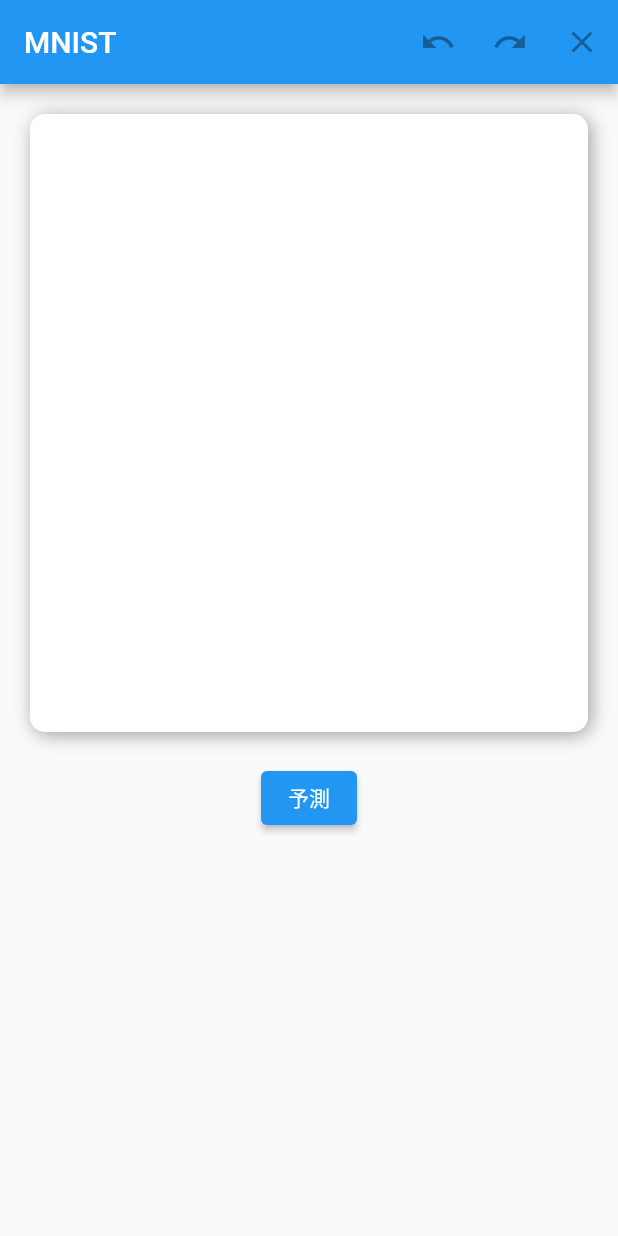
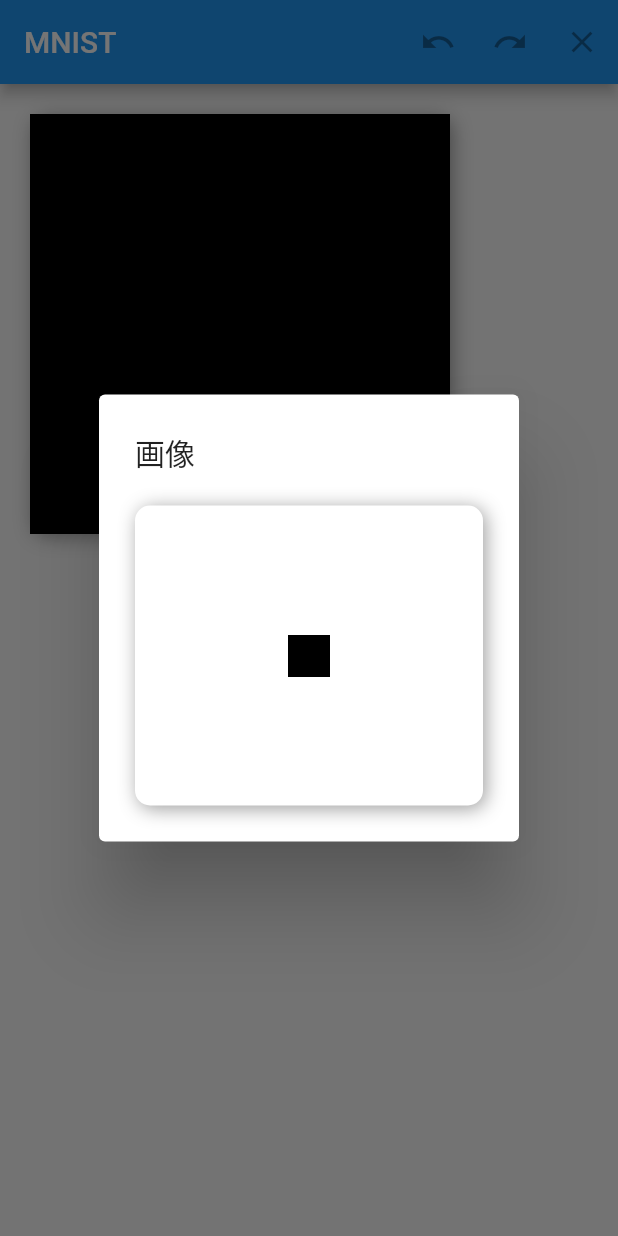
Before and after one commit to toyoshin5/mnist, a Flutter app: the screen it shows after launch, after a tap on "予測", on a phone screen of 412 x 824 dp. Run offline on Flutter 3.47's test engine with Material 2 defaults, Android fonts, the phone set to English and light mode, and no system bars; missing offline and left inert: pytorch_mobile.

Commit message:
できた

```diff
--- a/lib/main.dart
+++ b/lib/main.dart
@@ -14,6 +14,8 @@ import 'package:pytorch_mobile/model.dart';
 import 'package:pytorch_mobile/pytorch_mobile.dart';
 import 'dart:async';
 import 'package:path_provider/path_provider.dart';
+
+import 'modelEx.dart';
 
 void main() {
   WidgetsFlutterBinding.ensureInitialized();
@@ -57,7 +59,7 @@ class _MyHomePageState extends State<MyHomePage> {
   bool isDrawing = false;
   bool isOldDrawing = false;
   bool showPallet = true;
-  ui.Image? image;
+  ui.Image? uiimage;
 
   // ジェスチャー移動を検知
   void moveGestureDetector(Offset localPosition) {
@@ -108,29 +110,29 @@ class _MyHomePageState extends State<MyHomePage> {
   Future<void> setOldImage() async {
     final recorder = ui.PictureRecorder();
     final canvas = Canvas(recorder);
+    canvas.drawColor(Colors.black, BlendMode.color);
     final p = Paint()
       ..isAntiAlias = true
       ..strokeCap = StrokeCap.round
       ..strokeWidth = 25.0; // 線の太さ
-    if (image != null) {
-      canvas.drawImage(image!, const Offset(0, 0), p);
+    if (uiimage != null) {
+      canvas.drawImage(uiimage!, const Offset(0, 0), p);
     }
     for (int i = 1; i < nowPoints.length; i++) {
       Offset p1 = nowPoints[i - 1];
       Offset p2 = nowPoints[i];
-      p.color = Colors.black;
+      p.color = Colors.white;
       canvas.drawLine(p1, p2, p);
     }
     final picture = recorder.endRecording();
-    var canvasSize = min(MediaQuery.of(context).size.width,
-        MediaQuery.of(context).size.height / 2);
+    var canvasSize = 280;
     int w = canvasSize.toInt();
     int h = canvasSize.toInt();
     ui.Image tmp = await picture.toImage(w, h);
     //tmpの解像度を28*28に変更
     ui.Image tmp2 = await resizeImage(tmp);
     setState(() {
-      image = tmp;
+      uiimage = tmp;
     });
   }
 
@@ -138,6 +140,7 @@ class _MyHomePageState extends State<MyHomePage> {
   Future<void> setAllImage() async {
     final recorder = ui.PictureRecorder();
     final canvas = Canvas(recorder);
+    canvas.drawColor(Colors.black, BlendMode.color);
     final p = Paint()
       ..isAntiAlias = true
       ..strokeCap = StrokeCap.round
@@ -148,21 +151,20 @@ class _MyHomePageState extends State<MyHomePage> {
       for (int j = 1; j < l.points.length; j++) {
         Offset p1 = l.points[j - 1];
         Offset p2 = l.points[j];
-        p.color = Colors.black;
+        p.color = Colors.white;
         canvas.drawLine(p1, p2, p);
       }
     }
 
     final picture = recorder.endRecording();
-    var canvasSize = min(MediaQuery.of(context).size.width,
-        MediaQuery.of(context).size.height / 2);
+    var canvasSize = 280;
     int w = canvasSize.toInt();
     int h = canvasSize.toInt();
     ui.Image tmp = await picture.toImage(w, h);
     //tmpの解像度を28*28に変更
     ui.Image tmp2 = await resizeImage(tmp);
     setState(() {
-      image = tmp;
+      uiimage = tmp;
     });
   }
 
@@ -183,7 +185,7 @@ class _MyHomePageState extends State<MyHomePage> {
   // 描画を全てクリアする
   void _tapClear() {
     setState(() {
-      image = null;
+      uiimage = null;
       lines.clear();
       nowPoints.clear();
       undoLines.clear();
@@ -242,8 +244,7 @@ class _MyHomePageState extends State<MyHomePage> {
   //====================================ページ部分===================================
   @override
   Widget build(BuildContext context) {
-    var canvasSize = min(MediaQuery.of(context).size.width,
-        MediaQuery.of(context).size.height / 2);
+    var canvasSize = 280.0;
     return Scaffold(
       primary: false,
       appBar: AppBar(
@@ -270,7 +271,7 @@ class _MyHomePageState extends State<MyHomePage> {
             height: canvasSize,
             margin: const EdgeInsets.all(20.0),
             decoration: BoxDecoration(
-              color: Colors.white,
+              color: Colors.black,
               borderRadius: BorderRadius.circular(10.0),
               boxShadow: const [
                 BoxShadow(
@@ -289,7 +290,7 @@ class _MyHomePageState extends State<MyHomePage> {
                 moveGestureDetector(details.localPosition);
               },
               child: CustomPaint(
-                painter: PaintCanvas(lines, nowPoints, image),
+                painter: PaintCanvas(lines, nowPoints, uiimage),
               ),
             ),
           ),
@@ -307,20 +308,49 @@ class _MyHomePageState extends State<MyHomePage> {
                 nowPoints.clear();
               });
               await setAllImage();
-              if (image == null) {
+              if (uiimage == null) {
                 return;
               }
 
-              // io.imageをimage.imageに変換
+              // io.image→Uint8のList→image.imageに変換
               var pngBytes =
-                  await image!.toByteData(format: ImageByteFormat.png);
+                  await uiimage!.toByteData(format: ImageByteFormat.png);
               Uint8List pngUint8List = pngBytes!.buffer.asUint8List();
               im.Image? imImage = im.decodeImage(pngUint8List);
-              im.Image imResize =
-                  im.copyResize(imImage!, width: 28, height: 28);
+              //編集
+              imImage = im.copyResize(imImage!, width: 28, height: 28);
+              //image.image→Uint8のListに変換(表示用)
+              pngUint8List = Uint8List.fromList(im.encodePng(imImage));
+              //image.image→pngBytesに変換(モデルに渡す用)
+
+              //画像を表示
+              showDialog(
+                context: context,
+                builder: (context) {
+                  return AlertDialog(
+                    title: Text('画像'),
+                    content: Container(
+                        width: 200,
+                        height: 200,
+                        decoration: BoxDecoration(
+                          color: Colors.white,
+                          borderRadius: BorderRadius.circular(10.0),
+                          boxShadow: const [
+                            BoxShadow(
+                              color: Colors.grey,
+                              offset: Offset(2.0, 2.0),
+                              blurRadius: 10.0,
+                            ),
+                          ],
+                        ),
+                        child: Image.memory(pngUint8List)),
+                  );
+                },
+              );
+
               print("予測");
               // 予測
-              String res = await predict(imResize);
+              String res = await predict_bin(pngUint8List);
               //var res = 0;
               print("終了");
               // 予測結果を表示
@@ -362,22 +392,35 @@ class _MyHomePageState extends State<MyHomePage> {
     return resizedImage;
   }
 
-  predict(im.Image imResize) async {
+  predict_bin(Uint8List pngBytes) async {
     //pytorch model
-    print("成功");
     Model imageModel = await PyTorchMobile.loadModel('assets/models/test.pt');
     //save to file
-    inspect(imageModel);
-    // var pngBytes = im.encodePng(imResize);
-    File f = await getImageFileFromAssets('6.png');
-    // await file.writeAsBytes(pngBytes);
-    var imagePrediction =
-        imageModel.getImagePrediction(f, 28, 28, "assets/labels/labels.csv");
-    inspect(imagePrediction);
+    //File f = await getImageFileFromAssets('6.png');
+    //Uint8List pngBytes = f.readAsBytesSync();
+    //fの輝度値を取得
+    var imagePrediction = imageModel.getImagePrediction(
+        pngBytes, 28, 28, "assets/labels/labels.csv");
     print("yes");
     print("imagePrediction: $imagePrediction");
     return imagePrediction;
   }
+
+  // predict(im.Image imResize) async {
+  //   //pytorch model
+  //   Model imageModel = await PyTorchMobile.loadModel('assets/models/test.pt');
+  //   //save to file
+  //   inspect(imageModel);
+  //   // var pngBytes = im.encodePng(imResize);
+  //   File f = await getImageFileFromAssets('6.png');
+  //   // await file.writeAsBytes(pngBytes);
+  //   var imagePrediction =
+  //       imageModel.getImagePrediction(f, 28, 28, "assets/labels/labels.csv");
+  //   inspect(imagePrediction);
+  //   print("yes");
+  //   print("imagePrediction: $imagePrediction");
+  //   return imagePrediction;
+  // }
 }
 
 // 実際に描画するキャンバス
@@ -402,7 +445,7 @@ class PaintCanvas extends CustomPainter {
     for (int i = 1; i < nowPoints.length; i++) {
       Offset p1 = nowPoints[i - 1];
       Offset p2 = nowPoints[i];
-      p.color = Colors.black;
+      p.color = Colors.white;
       canvas.drawLine(p1, p2, p);
     }
   }
```
Also changed, not shown: lib/modelEx.dart (added, +45 -0 lines).
